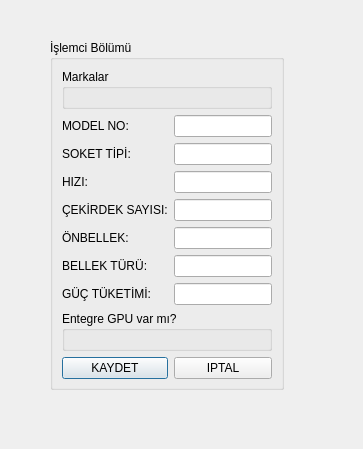
Qt form UI/VeriFormlari/tmoislemcitanimlamaformu.ui (onur35iii/TeknolojiMarketiOtomasyonu) before a commit.
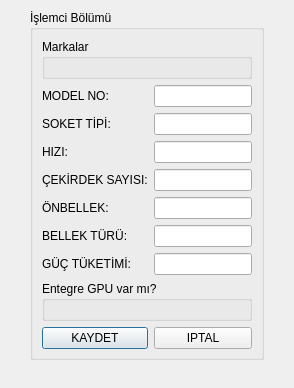
The same form after that commit.

What changed in the file:
```diff
--- a/UI/VeriFormlari/tmoislemcitanimlamaformu.ui
+++ b/UI/VeriFormlari/tmoislemcitanimlamaformu.ui
@@ -6,8 +6,8 @@
    <rect>
     <x>0</x>
     <y>0</y>
-    <width>363</width>
-    <height>449</height>
+    <width>294</width>
+    <height>388</height>
    </rect>
   </property>
   <property name="windowTitle">
@@ -16,8 +16,8 @@
   <widget class="QGroupBox" name="groupBox">
    <property name="geometry">
     <rect>
-     <x>50</x>
-     <y>40</y>
+     <x>30</x>
+     <y>10</y>
      <width>234</width>
      <height>350</height>
     </rect>
```
Left out of the diff: 46 changed lines with no effect on the pictures.
